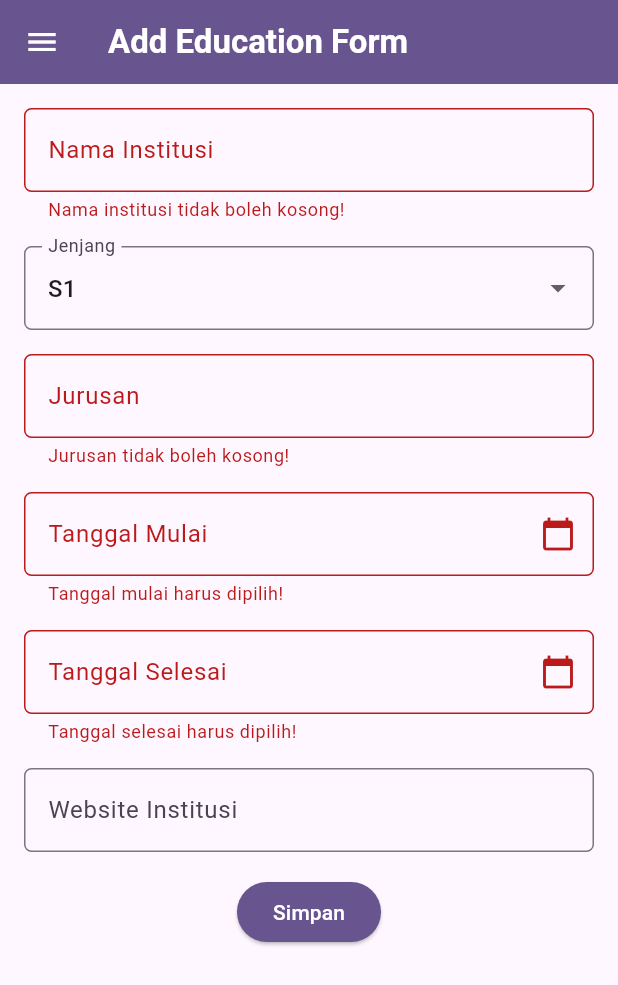
After one commit to elcodebase/myportofolio_mobile, a Flutter app: the EducationFormPage screen opened directly, after a tap on "Simpan", on a phone screen of 412 x 824 dp. The commit adds this screen. Shown: the top 985 px of the screen. Run offline on Flutter 3.47's test engine with Material 3 defaults, Android fonts, the phone set to English and light mode, and no system bars.

Commit message:
feat: tugas 8

```diff
--- /dev/null
+++ b/lib/screens/education_form.dart
@@ -0,0 +1,285 @@
+import 'package:flutter/material.dart';
+import 'package:myportofolio_mobile/widgets/left_drawer.dart';
+
+/// Halaman formulir untuk menambah riwayat pendidikan.
+class EducationFormPage extends StatefulWidget {
+  const EducationFormPage({super.key});
+
+  @override
+  State<EducationFormPage> createState() => _EducationFormPageState();
+}
+
+class _EducationFormPageState extends State<EducationFormPage> {
+  final _formKey = GlobalKey<FormState>();
+
+  final _institutionController = TextEditingController();
+  final _majorController = TextEditingController();
+  final _websiteController = TextEditingController();
+  final _startController = TextEditingController();
+  final _endController = TextEditingController();
+
+  String _level = 'S1';
+  DateTime? _startDate;
+  DateTime? _endDate;
+
+  final List<String> _levels = ['SMA/SMK', 'D3', 'S1', 'S2', 'S3'];
+
+  @override
+  void dispose() {
+    _institutionController.dispose();
+    _majorController.dispose();
+    _websiteController.dispose();
+    _startController.dispose();
+    _endController.dispose();
+    super.dispose();
+  }
+
+  String _formatDate(DateTime date) {
+    final day = date.day.toString().padLeft(2, '0');
+    final month = date.month.toString().padLeft(2, '0');
+    return '$day/$month/${date.year}';
+  }
+
+  /// Membuka pemilih tanggal dan mengembalikan tanggal yang dipilih (atau null).
+  Future<DateTime?> _pickDate(DateTime? initial) {
+    return showDatePicker(
+      context: context,
+      initialDate: initial ?? DateTime.now(),
+      firstDate: DateTime(1990),
+      lastDate: DateTime(2100),
+    );
+  }
+
+  String? _validateRequiredText(String? value, String label, int maxLength) {
+    final text = value?.trim() ?? '';
+    if (text.isEmpty) {
+      return '$label tidak boleh kosong!';
+    }
+    if (text.length > maxLength) {
+      return '$label maksimal $maxLength karakter!';
+    }
+    return null;
+  }
+
+  String? _validateWebsite(String? value) {
+    final text = value?.trim() ?? '';
+    if (text.isEmpty) {
+      return null; // opsional
+    }
+    final uri = Uri.tryParse(text);
+    final valid =
+        uri != null &&
+        (uri.scheme == 'http' || uri.scheme == 'https') &&
+        uri.host.contains('.');
+    return valid ? null : 'Gunakan URL yang valid, contoh: https://ui.ac.id';
+  }
+
+  String? _validateStart(String? value) {
+    if (_startDate == null) {
+      return 'Tanggal mulai harus dipilih!';
+    }
+    return null;
+  }
+
+  String? _validateEnd(String? value) {
+    if (_endDate == null) {
+      return 'Tanggal selesai harus dipilih!';
+    }
+    if (_startDate != null && _endDate!.isBefore(_startDate!)) {
+      return 'Tanggal selesai tidak boleh sebelum tanggal mulai!';
+    }
+    return null;
+  }
+
+  void _resetForm() {
+    _formKey.currentState!.reset();
+    _institutionController.clear();
+    _majorController.clear();
+    _websiteController.clear();
+    _startController.clear();
+    _endController.clear();
+    setState(() {
+      _level = 'S1';
+      _startDate = null;
+      _endDate = null;
+    });
+  }
+
+  void _save() {
+    if (!_formKey.currentState!.validate()) {
+      return;
+    }
+    final website = _websiteController.text.trim();
+    showDialog(
+      context: context,
+      builder: (context) {
+        return AlertDialog(
+          title: const Text('Pendidikan berhasil ditambahkan!'),
+          content: SingleChildScrollView(
+            child: Column(
+              crossAxisAlignment: CrossAxisAlignment.start,
+              children: [
+                Text('Institusi: ${_institutionController.text.trim()}'),
+                Text('Jenjang: $_level'),
+                Text('Jurusan: ${_majorController.text.trim()}'),
+                Text('Mulai: ${_formatDate(_startDate!)}'),
+                Text('Selesai: ${_formatDate(_endDate!)}'),
+                Text('Website: ${website.isEmpty ? '-' : website}'),
+              ],
+            ),
+          ),
+          actions: [
+            TextButton(
+              child: const Text('OK'),
+              onPressed: () {
+                Navigator.pop(context);
+                _resetForm();
+              },
+            ),
+          ],
+        );
+      },
+    );
+  }
+
+  InputDecoration _decoration(String label, {String? hint, Widget? suffix}) {
+    return InputDecoration(
+      labelText: label,
+      hintText: hint ?? label,
+      suffixIcon: suffix,
+      border: OutlineInputBorder(borderRadius: BorderRadius.circular(5.0)),
+    );
+  }
+
+  @override
+  Widget build(BuildContext context) {
+    final primary = Theme.of(context).colorScheme.primary;
+    return Scaffold(
+      appBar: AppBar(
+        title: const Text(
+          'Add Education Form',
+          style: TextStyle(fontWeight: FontWeight.bold),
+        ),
+        backgroundColor: primary,
+        foregroundColor: Colors.white,
+      ),
+      drawer: const LeftDrawer(),
+      body: Form(
+        key: _formKey,
+        autovalidateMode: AutovalidateMode.onUserInteraction,
+        child: SingleChildScrollView(
+          keyboardDismissBehavior: ScrollViewKeyboardDismissBehavior.onDrag,
+          padding: const EdgeInsets.all(8.0),
+          child: Column(
+            crossAxisAlignment: CrossAxisAlignment.start,
+            children: [
+              Padding(
+                padding: const EdgeInsets.all(8.0),
+                child: TextFormField(
+                  controller: _institutionController,
+                  decoration: _decoration('Nama Institusi'),
+                  validator: (value) =>
+                      _validateRequiredText(value, 'Nama institusi', 100),
+                ),
+              ),
+              Padding(
+                padding: const EdgeInsets.all(8.0),
+                child: DropdownButtonFormField<String>(
+                  decoration: _decoration('Jenjang'),
+                  initialValue: _level,
+                  items: _levels
+                      .map((l) => DropdownMenuItem(value: l, child: Text(l)))
+                      .toList(),
+                  onChanged: (String? newValue) {
+                    setState(() {
+                      _level = newValue!;
+                    });
+                  },
+                ),
+              ),
+              Padding(
+                padding: const EdgeInsets.all(8.0),
+                child: TextFormField(
+                  controller: _majorController,
+                  decoration: _decoration('Jurusan'),
+                  validator: (value) =>
+                      _validateRequiredText(value, 'Jurusan', 100),
+                ),
+              ),
+              Padding(
+                padding: const EdgeInsets.all(8.0),
+                child: TextFormField(
+                  controller: _startController,
+                  readOnly: true,
+                  decoration: _decoration(
+                    'Tanggal Mulai',
+                    suffix: const Icon(Icons.calendar_today),
+                  ),
+                  validator: _validateStart,
+                  onTap: () async {
+                    final picked = await _pickDate(_startDate);
+                    if (picked != null) {
+                      setState(() {
+                        _startDate = picked;
+                        _startController.text = _formatDate(picked);
+                      });
+                    }
+                  },
+                ),
+              ),
+              Padding(
+                padding: const EdgeInsets.all(8.0),
+                child: TextFormField(
+                  controller: _endController,
+                  readOnly: true,
+                  decoration: _decoration(
+                    'Tanggal Selesai',
+                    suffix: const Icon(Icons.calendar_today),
+                  ),
+                  validator: _validateEnd,
+                  onTap: () async {
+                    final picked = await _pickDate(_endDate ?? _startDate);
+                    if (picked != null) {
+                      setState(() {
+                        _endDate = picked;
+                        _endController.text = _formatDate(picked);
+                      });
+                    }
+                  },
+                ),
+              ),
+              Padding(
+                padding: const EdgeInsets.all(8.0),
+                child: TextFormField(
+                  controller: _websiteController,
+                  keyboardType: TextInputType.url,
+                  decoration: _decoration(
+                    'Website Institusi',
+                    hint: 'URL (opsional)',
+                  ),
+                  validator: _validateWebsite,
+                ),
+              ),
+              Align(
+                alignment: Alignment.bottomCenter,
+                child: Padding(
+                  padding: const EdgeInsets.all(8.0),
+                  child: ElevatedButton(
+                    style: ButtonStyle(
+                      backgroundColor: WidgetStateProperty.all(primary),
+                    ),
+                    onPressed: _save,
+                    child: const Text(
+                      'Simpan',
+                      style: TextStyle(color: Colors.white),
+                    ),
+                  ),
+                ),
+              ),
+            ],
+          ),
+        ),
+      ),
+    );
+  }
+}
```
Also changed, not shown: lib/screens/menu.dart (+8 -12 lines), lib/screens/project_form.dart (+6 -6 lines), lib/widgets/left_drawer.dart (+22 -2 lines), lib/widgets/project_card.dart (renamed from lib/widgets/project_cart.dart, +8 -0 lines), lib/main.dart (renamed from lib/screens/main.dart), 2 other files.
